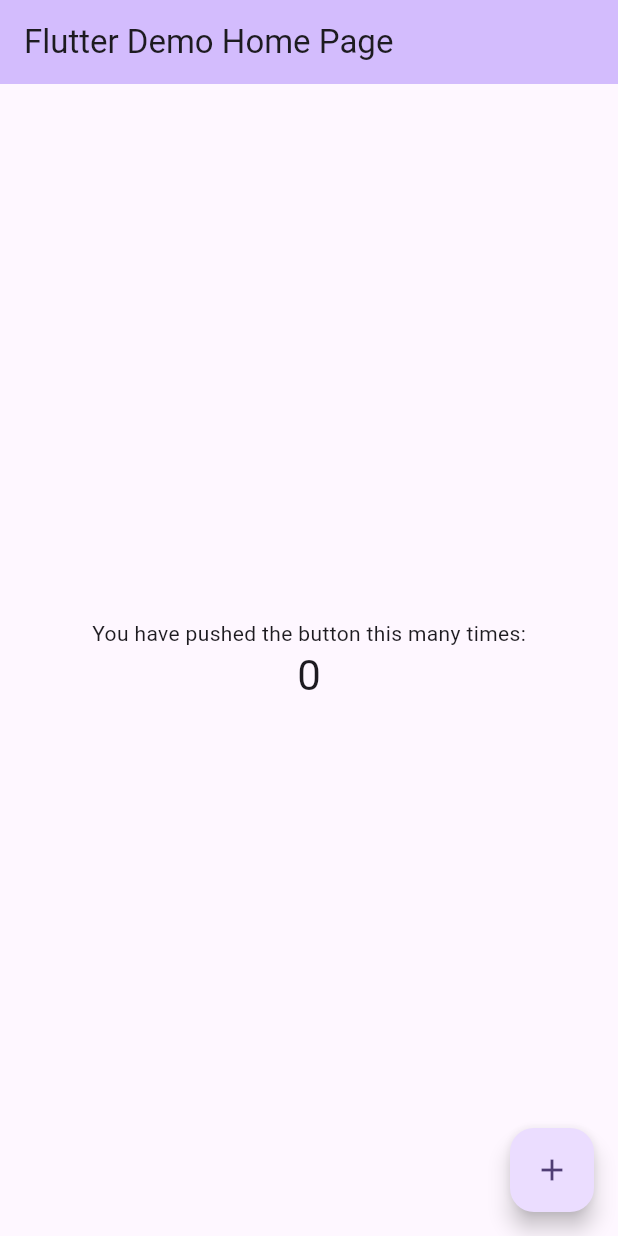
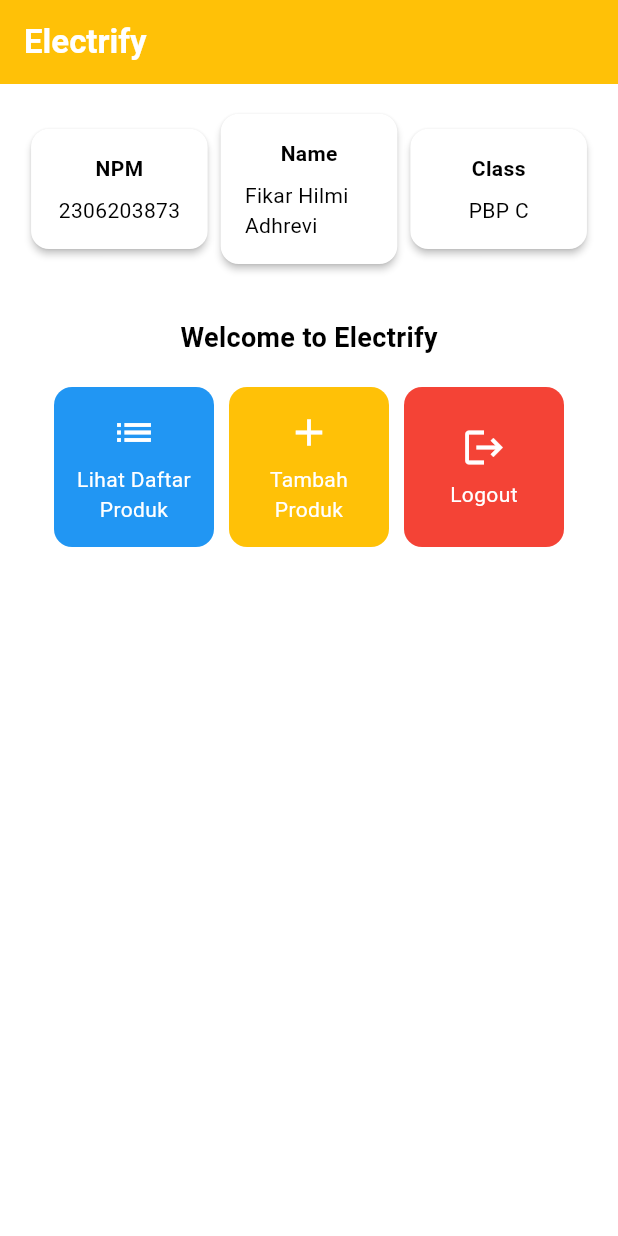
Before and after one commit to fikaradrv/electrifymobile, a Flutter app: the screen it shows after launch, on a phone screen of 412 x 824 dp. Run offline on Flutter 3.47's test engine with Material 3 defaults, Android fonts, the phone set to English and light mode, and no system bars.

Commit message:
tugas 7 selesai

```diff
--- a/lib/main.dart
+++ b/lib/main.dart
@@ -1,4 +1,5 @@
 import 'package:flutter/material.dart';
+import 'package:electrifymobile/menu.dart';
 
 void main() {
   runApp(const MyApp());
@@ -28,98 +29,10 @@
         //
         // This works for code too, not just values: Most code changes can be
         // tested with just a hot reload.
-        colorScheme: ColorScheme.fromSeed(seedColor: Colors.deepPurple),
+        colorScheme: ColorScheme.fromSwatch(primarySwatch: Colors.amber,).copyWith(secondary: Colors.amber[400]),
         useMaterial3: true,
       ),
-      home: const MyHomePage(title: 'Flutter Demo Home Page'),
+      home: MyHomePage(),
     );
   }
 }
-
-class MyHomePage extends StatefulWidget {
-  const MyHomePage({super.key, required this.title});
-
-  // This widget is the home page of your application. It is stateful, meaning
-  // that it has a State object (defined below) that contains fields that affect
-  // how it looks.
-
-  // This class is the configuration for the state. It holds the values (in this
-  // case the title) provided by the parent (in this case the App widget) and
-  // used by the build method of the State. Fields in a Widget subclass are
-  // always marked "final".
-
-  final String title;
-
-  @override
-  State<MyHomePage> createState() => _MyHomePageState();
-}
-
-class _MyHomePageState extends State<MyHomePage> {
-  int _counter = 0;
-
-  void _incrementCounter() {
-    setState(() {
-      // This call to setState tells the Flutter framework that something has
-      // changed in this State, which causes it to rerun the build method below
-      // so that the display can reflect the updated values. If we changed
-      // _counter without calling setState(), then the build method would not be
-      // called again, and so nothing would appear to happen.
-      _counter++;
-    });
-  }
-
-  @override
-  Widget build(BuildContext context) {
-    // This method is rerun every time setState is called, for instance as done
-    // by the _incrementCounter method above.
-    //
-    // The Flutter framework has been optimized to make rerunning build methods
-    // fast, so that you can just rebuild anything that needs updating rather
-    // than having to individually change instances of widgets.
-    return Scaffold(
-      appBar: AppBar(
-        // TRY THIS: Try changing the color here to a specific color (to
-        // Colors.amber, perhaps?) and trigger a hot reload to see the AppBar
-        // change color while the other colors stay the same.
-        backgroundColor: Theme.of(context).colorScheme.inversePrimary,
-        // Here we take the value from the MyHomePage object that was created by
-        // the App.build method, and use it to set our appbar title.
-        title: Text(widget.title),
-      ),
-      body: Center(
-        // Center is a layout widget. It takes a single child and positions it
-        // in the middle of the parent.
-        child: Column(
-          // Column is also a layout widget. It takes a list of children and
-          // arranges them vertically. By default, it sizes itself to fit its
-          // children horizontally, and tries to be as tall as its parent.
-          //
-          // Column has various properties to control how it sizes itself and
-          // how it positions its children. Here we use mainAxisAlignment to
-          // center the children vertically; the main axis here is the vertical
-          // axis because Columns are vertical (the cross axis would be
-          // horizontal).
-          //
-          // TRY THIS: Invoke "debug painting" (choose the "Toggle Debug Paint"
-          // action in the IDE, or press "p" in the console), to see the
-          // wireframe for each widget.
-          mainAxisAlignment: MainAxisAlignment.center,
-          children: <Widget>[
-            const Text(
-              'You have pushed the button this many times:',
-            ),
-            Text(
-              '$_counter',
-              style: Theme.of(context).textTheme.headlineMedium,
-            ),
-          ],
-        ),
-      ),
-      floatingActionButton: FloatingActionButton(
-        onPressed: _incrementCounter,
-        tooltip: 'Increment',
-        child: const Icon(Icons.add),
-      ), // This trailing comma makes auto-formatting nicer for build methods.
-    );
-  }
-}
--- /dev/null
+++ b/lib/menu.dart
@@ -0,0 +1,189 @@
+import 'package:flutter/material.dart';
+
+class MyHomePage extends StatelessWidget {
+    final String npm = '2306203873'; // NPM
+    final String name = 'Fikar Hilmi Adhrevi'; // Nama
+    final String className = 'PBP C'; // Kelas
+
+    final List<ItemHomepage> items = [
+         ItemHomepage("Lihat Daftar Produk", Icons.list, Colors.blue),
+         ItemHomepage("Tambah Produk", Icons.add, Colors.amber),
+         ItemHomepage("Logout", Icons.logout, Colors.red),
+     ];
+
+    MyHomePage({super.key});
+    @override
+    Widget build(BuildContext context) {
+    // Scaffold menyediakan struktur dasar halaman dengan AppBar dan body.
+    return Scaffold(
+      // AppBar adalah bagian atas halaman yang menampilkan judul.
+      appBar: AppBar(
+        // Judul aplikasi "Mental Health Tracker" dengan teks putih dan tebal.
+        title: const Text(
+          'Electrify',
+          style: TextStyle(
+            color: Colors.white,
+            fontWeight: FontWeight.bold,
+          ),
+        ),
+        // Warna latar belakang AppBar diambil dari skema warna tema aplikasi.
+        backgroundColor: Theme.of(context).colorScheme.primary,
+      ),
+      // Body halaman dengan padding di sekelilingnya.
+      body: Padding(
+        padding: const EdgeInsets.all(16.0),
+        // Menyusun widget secara vertikal dalam sebuah kolom.
+        child: Column(
+          crossAxisAlignment: CrossAxisAlignment.center,
+          children: [
+            // Row untuk menampilkan 3 InfoCard secara horizontal.
+            Row(
+              mainAxisAlignment: MainAxisAlignment.spaceEvenly,
+              children: [
+                InfoCard(title: 'NPM', content: npm),
+                InfoCard(title: 'Name', content: name),
+                InfoCard(title: 'Class', content: className),
+              ],
+            ),
+
+            // Memberikan jarak vertikal 16 unit.
+            const SizedBox(height: 16.0),
+
+            // Menempatkan widget berikutnya di tengah halaman.
+            Center(
+              child: Column(
+                // Menyusun teks dan grid item secara vertikal.
+
+                children: [
+                  // Menampilkan teks sambutan dengan gaya tebal dan ukuran 18.
+                  const Padding(
+                    padding: EdgeInsets.only(top: 16.0),
+                    child: Text(
+                      'Welcome to Electrify',
+                      style: TextStyle(
+                        fontWeight: FontWeight.bold,
+                        fontSize: 18.0,
+                      ),
+                    ),
+                  ),
+
+                  // Grid untuk menampilkan ItemCard dalam bentuk grid 3 kolom.
+                  GridView.count(
+                    primary: true,
+                    padding: const EdgeInsets.all(20),
+                    crossAxisSpacing: 10,
+                    mainAxisSpacing: 10,
+                    crossAxisCount: 3,
+                    // Agar grid menyesuaikan tinggi kontennya.
+                    shrinkWrap: true,
+
+                    // Menampilkan ItemCard untuk setiap item dalam list items.
+                    children: items.map((ItemHomepage item) {
+                      return ItemCard(item);
+                    }).toList(),
+                  ),
+                ],
+              ),
+            ),
+          ],
+        ),
+      ),
+    );
+  }
+
+}
+
+class InfoCard extends StatelessWidget {
+  // Kartu informasi yang menampilkan title dan content.
+
+  final String title;  // Judul kartu.
+  final String content;  // Isi kartu.
+
+  const InfoCard({super.key, required this.title, required this.content});
+
+  @override
+  Widget build(BuildContext context) {
+    return Card(
+      // Membuat kotak kartu dengan bayangan dibawahnya.
+      elevation: 2.0,
+      child: Container(
+        // Mengatur ukuran dan jarak di dalam kartu.
+        width: MediaQuery.of(context).size.width / 3.5, // menyesuaikan dengan lebar device yang digunakan.
+        padding: const EdgeInsets.all(16.0),
+        // Menyusun title dan content secara vertikal.
+        child: Column(
+          children: [
+            Text(
+              title,
+              style: const TextStyle(fontWeight: FontWeight.bold),
+            ),
+            const SizedBox(height: 8.0),
+            Text(content),
+          ],
+        ),
+      ),
+    );
+  }
+}
+
+class ItemHomepage {
+    final String name;
+    final IconData icon;
+    final Color color;
+
+    ItemHomepage(this.name, this.icon, this.color);
+}
+
+class ItemCard extends StatelessWidget {
+  // Menampilkan kartu dengan ikon dan nama.
+
+  final ItemHomepage item;
+
+  const ItemCard(this.item, {super.key});
+
+  @override
+  Widget build(BuildContext context) {
+    return Material(
+      // Menentukan warna latar belakang dari tema aplikasi.
+      color: item.color,
+      // Membuat sudut kartu melengkung.
+      borderRadius: BorderRadius.circular(12),
+
+      child: InkWell(
+        // Aksi ketika kartu ditekan.
+        onTap: () {
+          // Menampilkan pesan SnackBar saat kartu ditekan.
+          ScaffoldMessenger.of(context)
+            ..hideCurrentSnackBar()
+            ..showSnackBar(
+              SnackBar(content: Text("Kamu telah menekan tombol ${item.name}!"))
+            );
+        },
+        // Container untuk menyimpan Icon dan Text
+        child: Container(
+          padding: const EdgeInsets.all(8),
+          child: Center(
+            child: Column(
+              // Menyusun ikon dan teks di tengah kartu.
+              mainAxisAlignment: MainAxisAlignment.center,
+              children: [
+                Icon(
+                  item.icon,
+                  color: Colors.white,
+                  size: 30.0,
+                ),
+                const Padding(padding: EdgeInsets.all(3)),
+                Text(
+                  item.name,
+                  textAlign: TextAlign.center,
+                  style: const TextStyle(color: Colors.white),
+                ),
+              ],
+            ),
+          ),
+        ),
+      ),
+    );
+  }
+
+}
```
